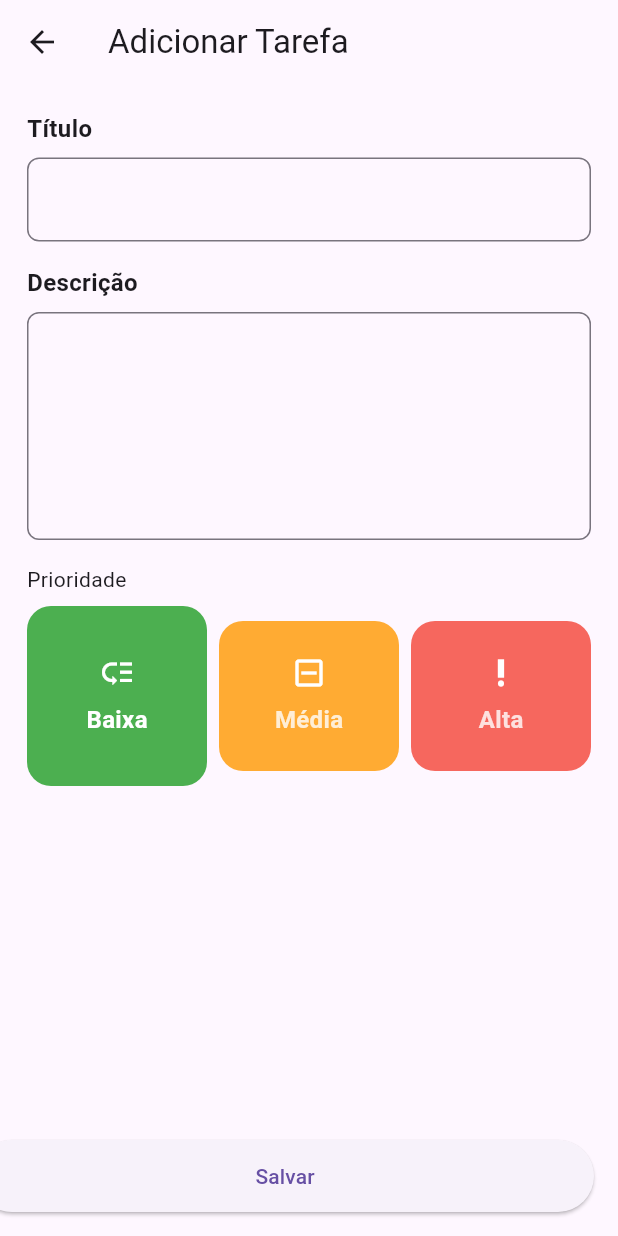
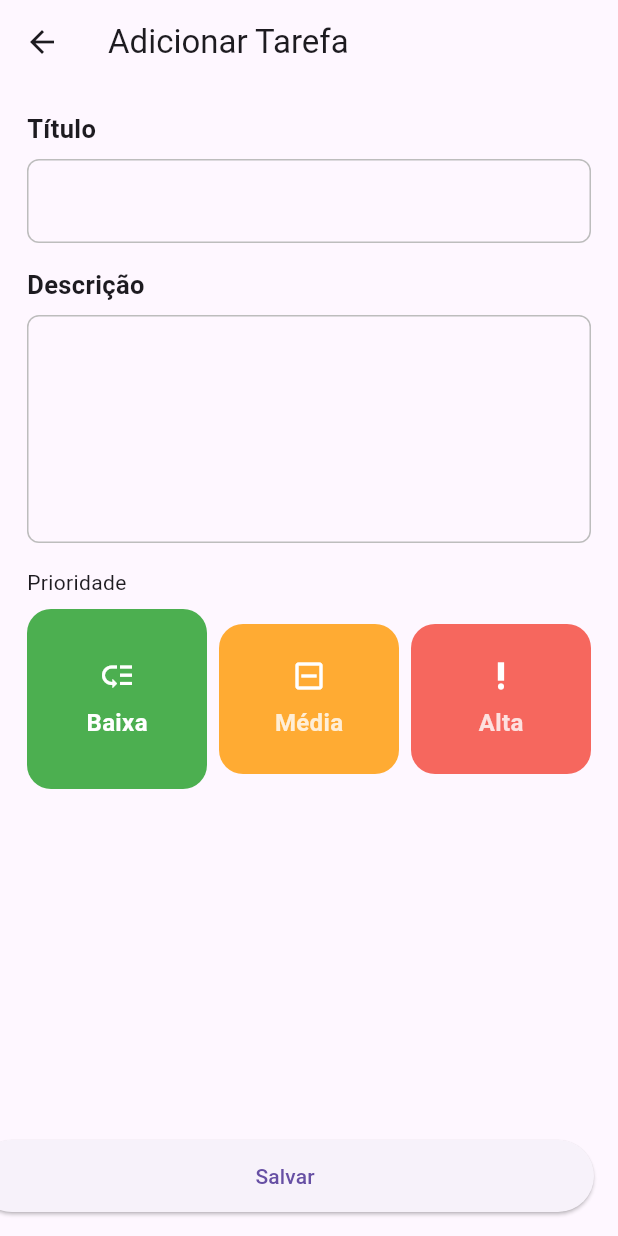
Before and after one commit to guilhermeSchiochet/To-do-list, a Flutter app: the screen it shows after launch, after a tap on the "add" icon, on a phone screen of 412 x 824 dp. Run offline on Flutter 3.47's test engine with Material 2 defaults, Android fonts, the phone set to English and light mode, and no system bars; our stand-ins replace flutter_slidable, sqflite; accounts and stored records are empty.

Commit message:
modified default component Text Form Field Builder.

```diff
--- a/to_do_list/lib/presentation/widgets/text_form_field_builder.dart
+++ b/to_do_list/lib/presentation/widgets/text_form_field_builder.dart
@@ -4,10 +4,11 @@ import 'package:flutter/services.dart';
 class TextFormFieldBuilder extends StatelessWidget {
 
   final String title;
+  final int? maxLines;
+  final bool readOnly;
   final String? hintText;
   final String? errorText;
   final String? labelText;
-  final int? maxLines;
   final TextInputType? keyboardType;
   final TextInputAction? textInputAction;
   final void Function(String)? onChanged;
@@ -29,6 +30,7 @@ class TextFormFieldBuilder extends StatelessWidget {
     this.keyboardType,
     this.textInputAction,
     this.autovalidateMode,
+    this.readOnly = false,
     this.formatter = const [],
   }) : super(key: key);
 
@@ -40,7 +42,7 @@ class TextFormFieldBuilder extends StatelessWidget {
         Text(
           title,
           style: const TextStyle(
-            fontSize: 16,
+            fontSize: 17,
             fontWeight: FontWeight.bold,
           ),
         ),
@@ -60,6 +62,10 @@ class TextFormFieldBuilder extends StatelessWidget {
         border: OutlineInputBorder(
           borderRadius: BorderRadius.circular(8.0),
         ),
+        enabledBorder: OutlineInputBorder(
+          borderRadius: BorderRadius.circular(8.0),
+          borderSide: BorderSide(color: Colors.grey.shade400),
+        ),
         focusedBorder: OutlineInputBorder(
           borderRadius: BorderRadius.circular(8.0),
           borderSide: BorderSide(color: Colors.grey.shade300),
@@ -73,6 +79,7 @@ class TextFormFieldBuilder extends StatelessWidget {
           borderSide: const BorderSide(color: Colors.red),
         ),
       ),
+      readOnly: readOnly,
       validator: validator,
       onChanged: onChanged,
       maxLines: maxLines,
```
